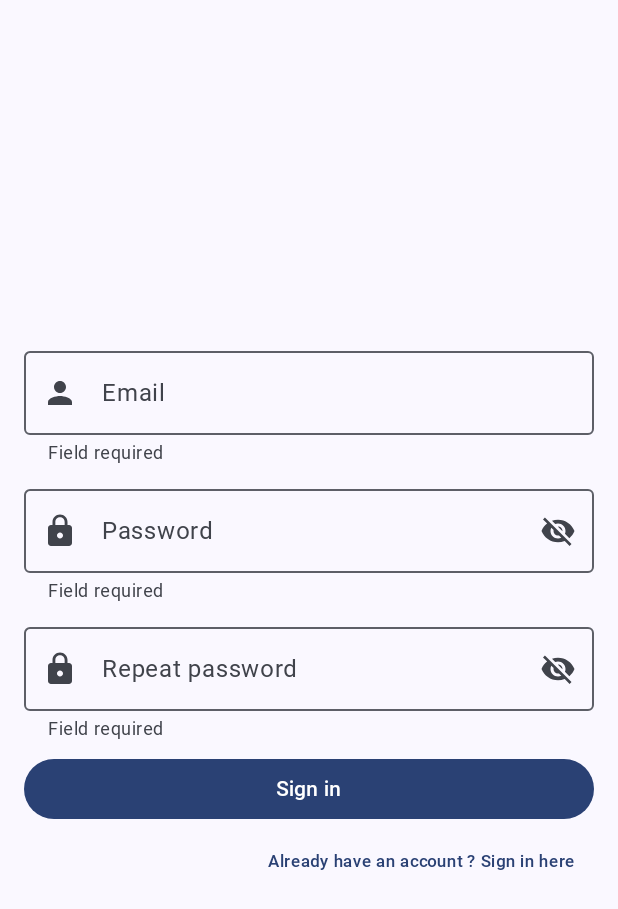
After one commit to MickaelBRENOIT/PokeCraftLab, an Android app built with Jetpack Compose: the composable SignUpScreen shown on its own in the app's theme, on a phone screen of 412 x 824 dp. The commit adds this screen. Shown: the top 909 px of the screen. Run offline under Robolectric (Android 15) with nearby library versions, the phone set to English and light mode, and no system bars; our stand-ins replace Dagger/Hilt's generated code.

Commit message:
[*] SignUp Screen added + refacto pkg clean archi

```diff
--- a/app/src/main/java/com/mickaelbrenoit/pokecraftlab/core/helpers/ValidationForm.kt
+++ b/app/src/main/java/com/mickaelbrenoit/pokecraftlab/core/helpers/ValidationForm.kt
@@ -8,7 +8,11 @@ private const val MIN_PASS_LENGTH = 8
 private const val PASS_PATTERN = "^(?=.*[0-9])(?=.*[a-z])(?=.*[A-Z])(?=\\S+$).{8,}$"
 
 fun String.isValidEmail(): Boolean {
-    return this.isNotBlank() && this.length >= MIN_USER_LENGTH &&Patterns.EMAIL_ADDRESS.matcher(this).matches()
+    return this.isNotBlank() &&
+            this.length >= MIN_USER_LENGTH &&
+            Patterns.EMAIL_ADDRESS.matcher(
+                this
+            ).matches()
 }
 
 fun String.isValidPassword(): Boolean {
--- /dev/null
+++ b/app/src/main/java/com/mickaelbrenoit/pokecraftlab/core/navigation/Destination.kt
@@ -0,0 +1,5 @@
+package com.mickaelbrenoit.pokecraftlab.core.navigation
+
+sealed class Destination(val route: String) {
+    object Authentication : Destination("authentication")
+}
--- a/app/src/main/java/com/mickaelbrenoit/pokecraftlab/core/ui/components/PokeCraftLabComposable.kt
+++ b/app/src/main/java/com/mickaelbrenoit/pokecraftlab/core/ui/components/PokeCraftLabComposable.kt
@@ -73,6 +73,8 @@ fun PokeCraftLabPasswordField(
     value: String,
     onValueChange: (String) -> Unit,
     isValueValid: Boolean,
+    label: String = stringResource(id = R.string.authentication_password_label),
+    placeholder: String = stringResource(id = R.string.authentication_password_placeholder),
     modifier: Modifier = Modifier
 ) {
 
@@ -84,10 +86,10 @@ fun PokeCraftLabPasswordField(
         value = value,
         onValueChange = onValueChange,
         placeholder = {
-            Text(text = stringResource(id = R.string.authentication_password_placeholder))
+            Text(text = placeholder)
         },
         label = {
-            Text(text = stringResource(id = R.string.authentication_password_label))
+            Text(text = label)
         },
         isError = !isValueValid,
         supportingText = {
--- a/app/src/main/java/com/mickaelbrenoit/pokecraftlab/authentication/signin/ui/SignInUiState.kt
+++ b/app/src/main/java/com/mickaelbrenoit/pokecraftlab/ui/authentication/signin/SignInUiState.kt
@@ -1,4 +1,4 @@
-package com.mickaelbrenoit.pokecraftlab.authentication.signin.ui
+package com.mickaelbrenoit.pokecraftlab.ui.authentication.signin
 
 data class SignInUiState(
     val email: String = "",
--- /dev/null
+++ b/app/src/main/java/com/mickaelbrenoit/pokecraftlab/ui/authentication/signup/SignUpScreen.kt
@@ -0,0 +1,87 @@
+package com.mickaelbrenoit.pokecraftlab.ui.authentication.signup
+
+import androidx.compose.foundation.layout.Arrangement
+import androidx.compose.foundation.layout.Column
+import androidx.compose.foundation.layout.Spacer
+import androidx.compose.foundation.layout.fillMaxSize
+import androidx.compose.foundation.layout.fillMaxWidth
+import androidx.compose.foundation.layout.height
+import androidx.compose.foundation.layout.padding
+import androidx.compose.material3.Button
+import androidx.compose.material3.ExperimentalMaterial3Api
+import androidx.compose.material3.MaterialTheme
+import androidx.compose.material3.Text
+import androidx.compose.material3.TextButton
+import androidx.compose.runtime.Composable
+import androidx.compose.runtime.getValue
+import androidx.compose.ui.Alignment
+import androidx.compose.ui.Modifier
+import androidx.compose.ui.res.stringResource
+import androidx.compose.ui.unit.dp
+import androidx.hilt.navigation.compose.hiltViewModel
+import androidx.navigation.NavController
+import com.mickaelbrenoit.pokecraftlab.R
+import com.mickaelbrenoit.pokecraftlab.core.navigation.Screen
+import com.mickaelbrenoit.pokecraftlab.core.ui.components.PokeCraftLabEmailField
+import com.mickaelbrenoit.pokecraftlab.core.ui.components.PokeCraftLabPasswordField
+
+@OptIn(ExperimentalMaterial3Api::class)
+@Composable
+fun SignUpScreen(
+    navController: NavController,
+    viewModel: SignUpViewModel = hiltViewModel()
+) {
+    Column(
+        modifier = Modifier
+            .fillMaxSize()
+            .padding(16.dp),
+        horizontalAlignment = Alignment.CenterHorizontally,
+        verticalArrangement = Arrangement.Center
+    ) {
+
+        val uiState by viewModel.uiState
+
+        PokeCraftLabEmailField(
+            value = uiState.email,
+            onValueChange = viewModel::onEmailChange,
+            isValueValid = uiState.isEmailValid,
+            onClearField = viewModel::onEmailClear,
+            modifier = Modifier.fillMaxWidth()
+        )
+
+        Spacer(modifier = Modifier.height(8.dp))
+
+        PokeCraftLabPasswordField(
+            value = uiState.password,
+            onValueChange = viewModel::onPasswordChange,
+            isValueValid = uiState.isPasswordValid,
+            modifier = Modifier.fillMaxWidth()
+        )
+
+        Spacer(modifier = Modifier.height(8.dp))
+
+        PokeCraftLabPasswordField(
+            value = uiState.repeatPassword,
+            onValueChange = viewModel::onRepeatPasswordChange,
+            isValueValid = uiState.isRepeatPasswordValid,
+            label = stringResource(id = R.string.authentication_repeat_password_label),
+            placeholder = stringResource(id = R.string.authentication_repeat_password_placeholder),
+            modifier = Modifier.fillMaxWidth()
+        )
+
+        Spacer(modifier = Modifier.height(8.dp))
+
+        Button(
+            onClick = viewModel::onSignUpClick,
+            modifier = Modifier.fillMaxWidth()
+        ) {
+            Text(text = stringResource(id = R.string.authentication_signin_button))
+        }
+
+        TextButton(
+            onClick = { navController.navigate(Screen.SignIn.route) },
+            modifier = Modifier.align(Alignment.End)) {
+            Text(text = stringResource(id = R.string.authentication_signin_textbutton), style = MaterialTheme.typography.labelSmall)
+        }
+    }
+}
--- /dev/null
+++ b/app/src/main/java/com/mickaelbrenoit/pokecraftlab/ui/authentication/signup/SignUpUiState.kt
@@ -0,0 +1,10 @@
+package com.mickaelbrenoit.pokecraftlab.ui.authentication.signup
+
+data class SignUpUiState(
+    val email: String = "",
+    val isEmailValid: Boolean = true,
+    val password: String = "",
+    val isPasswordValid: Boolean = true,
+    val repeatPassword: String = "",
+    val isRepeatPasswordValid: Boolean = true
+)
```
Also changed, not shown: app/src/main/java/com/mickaelbrenoit/pokecraftlab/MainActivity.kt (+6 -7 lines), app/src/main/java/com/mickaelbrenoit/pokecraftlab/ui/authentication/signin/SignInScreen.kt (renamed from app/src/main/java/com/mickaelbrenoit/pokecraftlab/authentication/signin/ui/SignInScreen.kt, +3 -12 lines), app/src/main/java/com/mickaelbrenoit/pokecraftlab/ui/authentication/signin/SignInViewModel.kt (added, +69 -0 lines), app/src/main/java/com/mickaelbrenoit/pokecraftlab/ui/authentication/signup/SignUpViewModel.kt (renamed from app/src/main/java/com/mickaelbrenoit/pokecraftlab/authentication/signin/ui/SignInViewModel.kt, +21 -4 lines).
